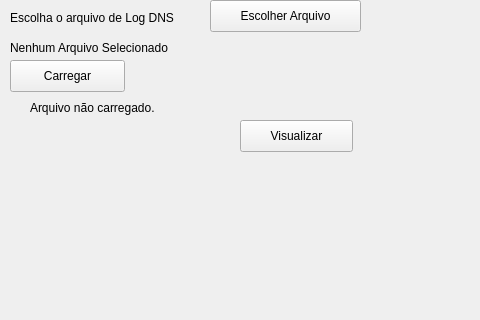
This is pfc_botnets_qt/logselectorform.ui in yguimaraes/pfc_botnets as Qt 5 draws it before an edit; both pictures show x 0 to 480 and y 0 to 320 of the 824 by 408 pixel window. The edited form follows.
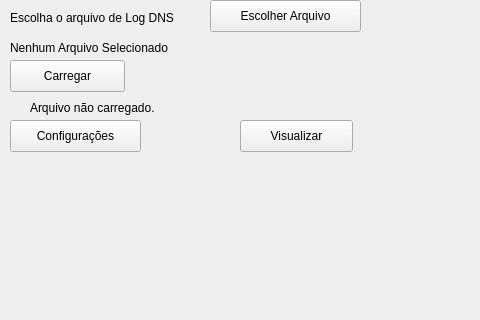
This is the edited form.

Commit message: adds config button

```diff
--- a/pfc_botnets_qt/logselectorform.ui
+++ b/pfc_botnets_qt/logselectorform.ui
@@ -78,6 +78,19 @@
     <string>Arquivo não carregado.</string>
    </property>
   </widget>
+  <widget class="QPushButton" name="conf_button">
+   <property name="geometry">
+    <rect>
+     <x>10</x>
+     <y>120</y>
+     <width>131</width>
+     <height>32</height>
+    </rect>
+   </property>
+   <property name="text">
+    <string>Configurações</string>
+   </property>
+  </widget>
   <widget class="QPushButton" name="plot_button">
    <property name="geometry">
     <rect>
```
The commit also changes 2 other files.
